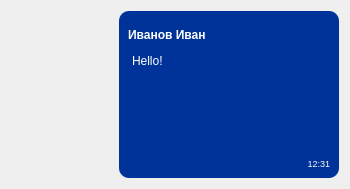
Old version of the form client/formtextmessage.ui in the repository BagaevDanil/messenger.
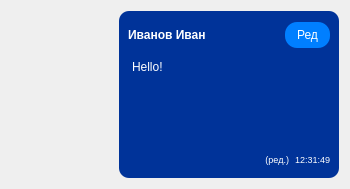
New version of the form.

```diff
--- a/client/formtextmessage.ui
+++ b/client/formtextmessage.ui
@@ -37,6 +37,8 @@
   <property name="styleSheet">
    <string notr="true"/>
   </property>
+  <layout class="QHBoxLayout" name="horizontalLayout_3">
+   <item>
   <layout class="QHBoxLayout" name="horizontalLayout">
    <item>
     <spacer name="horizontalSpacer">
@@ -78,9 +80,8 @@
       <string notr="true">background-color: #003399;color : rgb(255, 255, 255);border-radius: 10px;</string>
      </property>
      <layout class="QVBoxLayout" name="verticalLayout">
-      <property name="spacing">
-       <number>0</number>
-      </property>
+        <item>
+         <layout class="QHBoxLayout" name="horizontalLayoutMsg">
       <item>
        <widget class="QLabel" name="labelLogin">
         <property name="minimumSize">
@@ -106,6 +107,45 @@
        </widget>
       </item>
       <item>
+           <spacer name="horizontalSpacer_2">
+            <property name="orientation">
+             <enum>Qt::Horizontal</enum>
+            </property>
+            <property name="sizeHint" stdset="0">
+             <size>
+              <width>40</width>
+              <height>20</height>
+             </size>
+            </property>
+           </spacer>
+          </item>
+          <item>
+           <widget class="QPushButton" name="pushButtonEditing">
+            <property name="styleSheet">
+             <string notr="true">QPushButton {
+    border: none;
+    border-radius: 12px; /* радиус скругления */
+    padding: 6px 12px; /* отступ текста от края кнопки */
+    background-color: #007fff;
+    color: white;
+}
+
+QPushButton:hover {
+    background-color: #006acc;
+}
+
+QPushButton:pressed {
+    background-color: #0058a0;
+}</string>
+            </property>
+            <property name="text">
+             <string>Ред</string>
+            </property>
+           </widget>
+          </item>
+         </layout>
+        </item>
+        <item>
        <widget class="QTextEdit" name="textEdit">
         <property name="html">
          <string>&lt;!DOCTYPE HTML PUBLIC &quot;-//W3C//DTD HTML 4.0//EN&quot; &quot;http://www.w3.org/TR/REC-html40/strict.dtd&quot;&gt;
@@ -117,6 +157,54 @@
        </widget>
       </item>
       <item>
+         <layout class="QHBoxLayout" name="horizontalLayout_2">
+          <item>
+           <spacer name="horizontalSpacer_3">
+            <property name="orientation">
+             <enum>Qt::Horizontal</enum>
+            </property>
+            <property name="sizeHint" stdset="0">
+             <size>
+              <width>40</width>
+              <height>20</height>
+             </size>
+            </property>
+           </spacer>
+          </item>
+          <item>
+           <widget class="QLabel" name="labelEditMark">
+            <property name="sizePolicy">
+             <sizepolicy hsizetype="Preferred" vsizetype="Minimum">
+              <horstretch>0</horstretch>
+              <verstretch>0</verstretch>
+             </sizepolicy>
+            </property>
+            <property name="maximumSize">
+             <size>
+              <width>16777215</width>
+              <height>30</height>
+             </size>
+            </property>
+            <property name="font">
+             <font>
+              <pointsize>7</pointsize>
+             </font>
+            </property>
+            <property name="contextMenuPolicy">
+             <enum>Qt::NoContextMenu</enum>
+            </property>
+            <property name="text">
+             <string>(ред.)</string>
+            </property>
+            <property name="alignment">
+             <set>Qt::AlignRight|Qt::AlignTrailing|Qt::AlignVCenter</set>
+            </property>
+            <property name="margin">
+             <number>0</number>
+            </property>
+           </widget>
+          </item>
+          <item>
        <widget class="QLabel" name="labelTime">
         <property name="sizePolicy">
          <sizepolicy hsizetype="Preferred" vsizetype="Minimum">
@@ -136,18 +224,22 @@
          </font>
         </property>
         <property name="text">
-         <string>12:31</string>
+             <string>12:31:49</string>
         </property>
         <property name="alignment">
          <set>Qt::AlignRight|Qt::AlignTrailing|Qt::AlignVCenter</set>
         </property>
         <property name="margin">
-         <number>8</number>
+             <number>2</number>
         </property>
        </widget>
       </item>
      </layout>
-    </widget>
+        </item>
+       </layout>
+      </widget>
+     </item>
+    </layout>
    </item>
   </layout>
  </widget>
```
Lines whose indentation alone changed are shown as unchanged.
